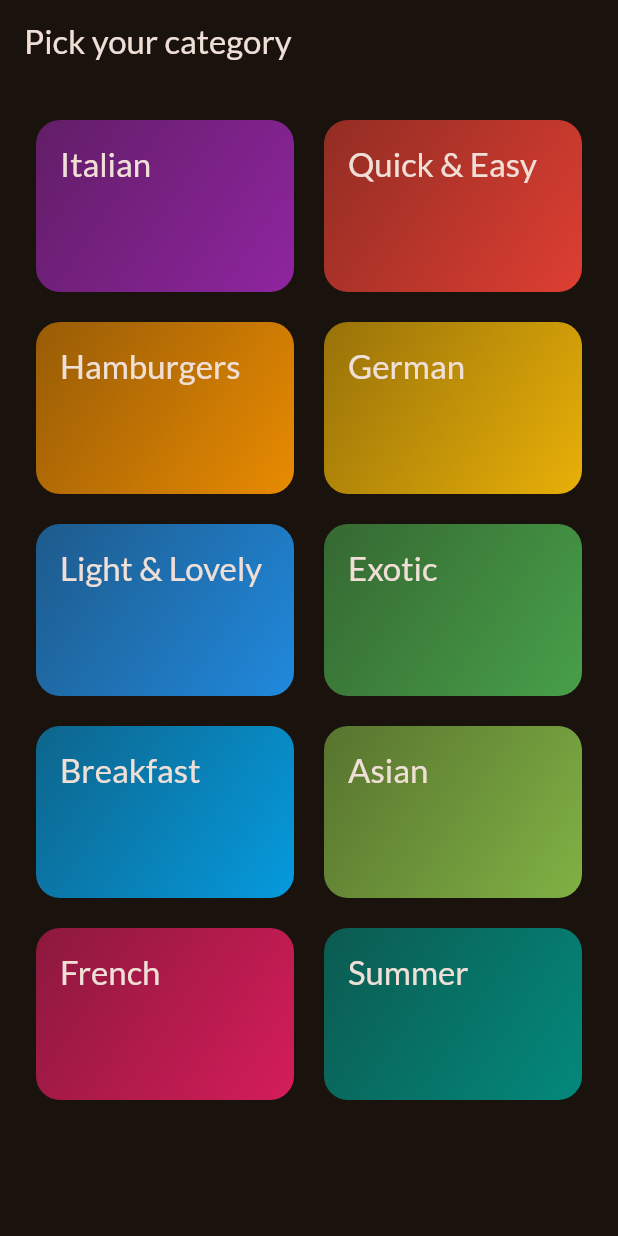
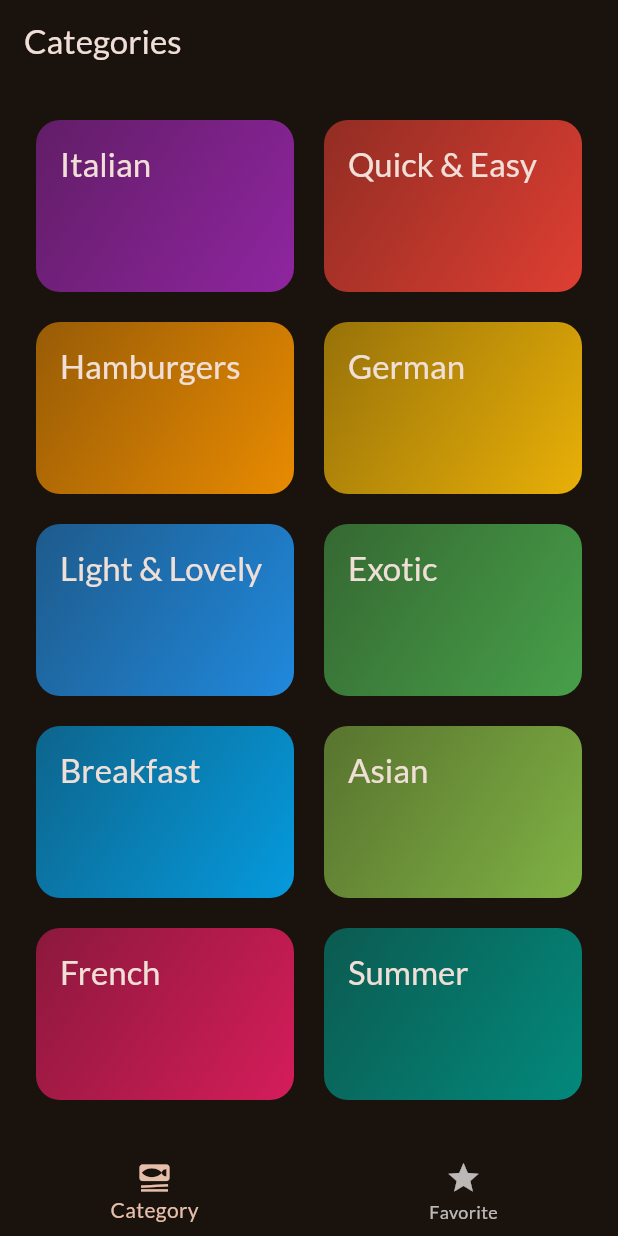
Before and after one commit to alisalali/flutter-meal_app, a Flutter app: the screen it shows after launch, on a phone screen of 412 x 824 dp. Run offline on Flutter 3.47's test engine with Material 2 defaults, Android fonts, the phone set to English and light mode, and no system bars; our stand-ins replace google_fonts, transparent_image.

Commit message:
Adding tab-based Navigation

```diff
--- a/lib/main.dart
+++ b/lib/main.dart
@@ -1,6 +1,6 @@
 import 'package:flutter/material.dart';
 import 'package:google_fonts/google_fonts.dart';
-import 'package:meal_app/screens/categories.dart';
+import 'package:meal_app/screens/tabs.dart';
 
 // Define theme property
 final theme = ThemeData(
@@ -25,7 +25,7 @@ class MyApp extends StatelessWidget {
   Widget build(BuildContext context) {
     return MaterialApp(
       theme: theme,
-      home: const CategoriesScreen(),
+      home: const TabsScreen(),
     );
   }
 }
--- a/lib/screens/categories.dart
+++ b/lib/screens/categories.dart
@@ -26,11 +26,7 @@ class CategoriesScreen extends StatelessWidget {
 
   @override
   Widget build(BuildContext context) {
-    return Scaffold(
-      appBar: AppBar(
-        title: const Text("Pick your category"),
-      ),
-      body: GridView(
+    return GridView(
       padding: const EdgeInsets.all(24),
       // using grid view
       //A delegate that controls the layout of the children within the [GridView].
@@ -50,7 +46,6 @@ class CategoriesScreen extends StatelessWidget {
             },
           )
       ],
-      ),
     );
   }
 }
--- /dev/null
+++ b/lib/screens/tabs.dart
@@ -0,0 +1,49 @@
+import 'package:flutter/material.dart';
+import 'package:meal_app/screens/categories.dart';
+import 'package:meal_app/screens/meals.dart';
+
+class TabsScreen extends StatefulWidget {
+  const TabsScreen({super.key});
+
+  @override
+  State<TabsScreen> createState() {
+    return _TabsScreenState();
+  }
+}
+
+class _TabsScreenState extends State<TabsScreen> {
+  int _selectedPageIndex = 0;
+  void _selectPage(int index) {
+    setState(() {
+      _selectedPageIndex = index;
+    });
+  }
+
+  @override
+  Widget build(BuildContext context) {
+    Widget activePage = CategoriesScreen();
+    var activePateTitle = 'Categories';
+
+    if (_selectedPageIndex == 1) {
+      activePage = MealsScreen(meals: []);
+      activePateTitle = 'Your Favorites';
+    }
+    return Scaffold(
+      appBar: AppBar(
+        title: Text(activePateTitle),
+      ),
+      body: activePage,
+      bottomNavigationBar: BottomNavigationBar(
+        onTap: (index) {
+          _selectPage(index);
+        },
+        currentIndex: _selectedPageIndex,
+        items: const [
+          BottomNavigationBarItem(
+              icon: Icon(Icons.set_meal), label: 'Category'),
+          BottomNavigationBarItem(icon: Icon(Icons.star), label: 'Favorite'),
+        ],
+      ),
+    );
+  }
+}
```
Also changed, not shown: lib/screens/meals.dart (+6 -3 lines). Lines whose indentation alone changed are shown as unchanged.
